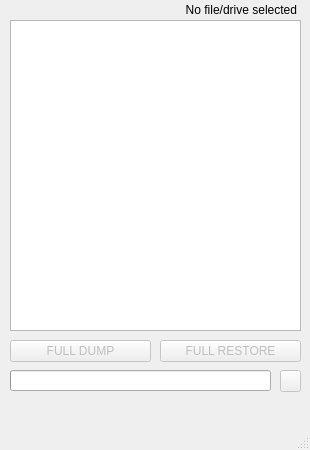
This is NxNandManager/mainwindow.ui in eliboa/NxNandManager as Qt 5 draws it before an edit. The edited form follows.
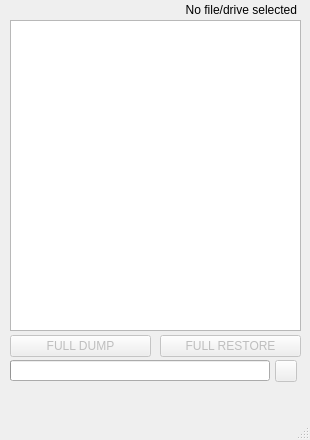
This is the edited form. Icons and pictures are not drawn.

```diff
--- a/NxNandManager/mainwindow.ui
+++ b/NxNandManager/mainwindow.ui
@@ -7,19 +7,19 @@
     <x>0</x>
     <y>0</y>
     <width>310</width>
-    <height>450</height>
+    <height>440</height>
    </rect>
   </property>
   <property name="minimumSize">
    <size>
     <width>310</width>
-    <height>450</height>
+    <height>440</height>
    </size>
   </property>
   <property name="maximumSize">
    <size>
     <width>310</width>
-    <height>450</height>
+    <height>440</height>
    </size>
   </property>
   <property name="windowTitle">
@@ -53,8 +53,8 @@
     <property name="geometry">
      <rect>
       <x>10</x>
-      <y>370</y>
-      <width>261</width>
+      <y>360</y>
+      <width>260</width>
       <height>21</height>
      </rect>
     </property>
@@ -75,7 +75,7 @@
     <property name="geometry">
      <rect>
       <x>10</x>
-      <y>390</y>
+      <y>380</y>
       <width>141</width>
       <height>16</height>
      </rect>
@@ -530,7 +530,7 @@
     <property name="geometry">
      <rect>
       <x>160</x>
-      <y>390</y>
+      <y>380</y>
       <width>141</width>
       <height>16</height>
      </rect>
@@ -546,7 +546,7 @@
     <property name="geometry">
      <rect>
       <x>10</x>
-      <y>340</y>
+      <y>335</y>
       <width>141</width>
       <height>22</height>
      </rect>
@@ -577,7 +577,7 @@
     <property name="geometry">
      <rect>
       <x>160</x>
-      <y>340</y>
+      <y>335</y>
       <width>141</width>
       <height>22</height>
      </rect>
@@ -604,9 +604,9 @@
     </property>
     <property name="geometry">
      <rect>
-      <x>280</x>
-      <y>370</y>
-      <width>21</width>
+      <x>275</x>
+      <y>360</y>
+      <width>22</width>
       <height>22</height>
      </rect>
     </property>
```
Left out of the diff: 6 changed lines with no effect on the pictures.
